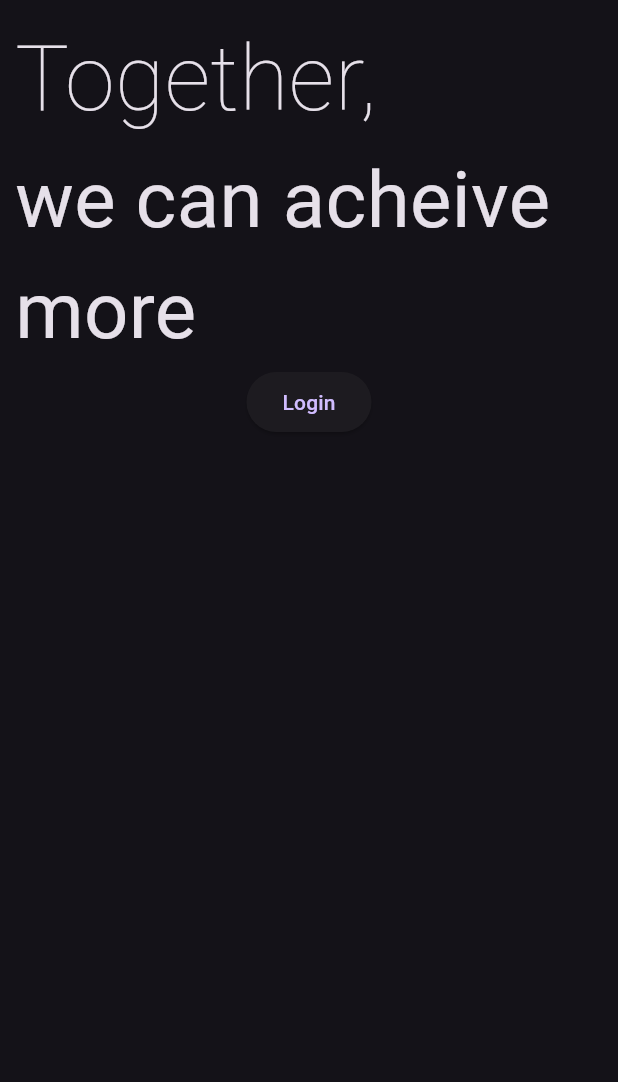
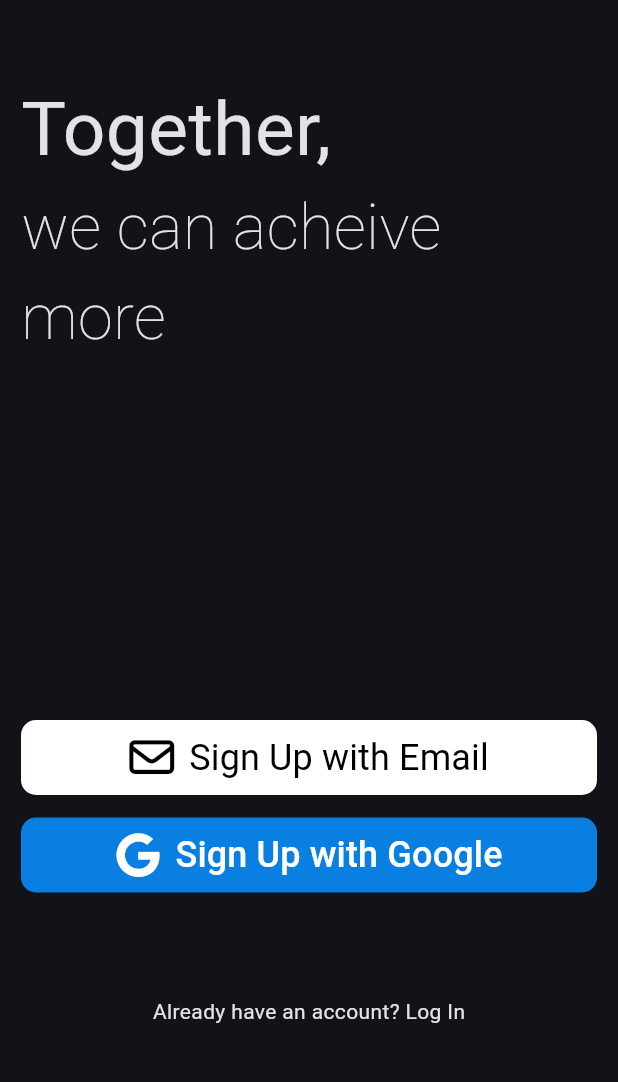
Before and after one commit to satyam044/Collabio-App, a Flutter app: the screen it shows after launch, on a phone screen of 412 x 824 dp, the part 135-1217 px from its top. Run offline on Flutter 3.47's test engine with Material 3 defaults, Android fonts, the phone set to English and light mode, and no system bars; our stand-ins replace font_awesome_flutter.

Commit message:
Auth Page UI

```diff
--- a/frontend/lib/pages/auth.dart
+++ b/frontend/lib/pages/auth.dart
@@ -1,4 +1,5 @@
 import 'package:flutter/material.dart';
+import 'package:font_awesome_flutter/font_awesome_flutter.dart';
 import 'package:frontend/widgets/Uihelper.dart';
 
 class AuthPage extends StatelessWidget {
@@ -9,37 +10,50 @@ class AuthPage extends StatelessWidget {
     return SafeArea(
       child: Scaffold(
         body: Padding(
-          padding: const EdgeInsets.symmetric(horizontal: 10, vertical: 50),
+          padding: const EdgeInsets.symmetric(horizontal: 14, vertical: 50),
           child: Column(
+            mainAxisAlignment: MainAxisAlignment.spaceBetween,
+            children: [
+              Column(
                 children: [
                   Row(
                     mainAxisAlignment: MainAxisAlignment.center,
                     children: [
                       Uihelper.customImg(img: 'logo.png', height: 40),
-                  SizedBox(width: 4,),
+                      SizedBox(width: 4),
                       Uihelper.customTxt(
                         text: 'Collabio',
                         fontWeight: FontWeight.bold,
                       ),
                     ],
                   ),
-              SizedBox(height: 10,),
+                  SizedBox(height: 50),
                   Column(
                     crossAxisAlignment: CrossAxisAlignment.start,
                     children: [
                       Uihelper.customTxt(
                         text: 'Together,',
-                    fontSize: 60,
-                    fontWeight: FontWeight.w100,
+                        fontSize: 50,
+                        fontWeight: FontWeight.w400,
                       ),
                       Uihelper.customTxt(
                         text: 'we can acheive more',
-                    fontSize: 52,
-                    fontWeight: FontWeight.w400,
+                        fontSize: 42,
+                        fontWeight: FontWeight.w200,
                       ),
                     ],
                   ),
-              ElevatedButton(onPressed: () {}, child: Text('Login')),
+                ],
+              ),
+              SizedBox(height: 100),
+              Column(
+                children: [
+                  customAuthBtn.emailBtn(),
+                  SizedBox(height: 15),
+                  customAuthBtn.googleBtn(),
+                ],
+              ),
+              Uihelper.customTxt(text: 'Already have an account? Log In'),
             ],
           ),
         ),
@@ -47,3 +61,50 @@ class AuthPage extends StatelessWidget {
     );
   }
 }
+
+class customAuthBtn {
+  static Widget emailBtn() {
+    return TextButton(
+      onPressed: () {},
+      style: TextButton.styleFrom(
+        backgroundColor: Colors.white,
+        shape: RoundedRectangleBorder(borderRadius: BorderRadius.circular(10)),
+      ),
+      child: Row(
+        mainAxisAlignment: MainAxisAlignment.center,
+        children: [
+          FaIcon(FontAwesomeIcons.envelope, color: Colors.black, size: 30),
+          SizedBox(width: 10),
+          Uihelper.customTxt(
+            text: 'Sign Up with Email',
+            fontSize: 24,
+            fontWeight: FontWeight.w400,
+            color: Colors.black,
+          ),
+        ],
+      ),
+    );
+  }
+
+  static Widget googleBtn() {
+    return TextButton(
+      onPressed: () {},
+      style: TextButton.styleFrom(
+        backgroundColor: const Color.fromARGB(255, 9, 128, 225),
+        shape: RoundedRectangleBorder(borderRadius: BorderRadius.circular(10)),
+      ),
+      child: Row(
+        mainAxisAlignment: MainAxisAlignment.center,
+        children: [
+          FaIcon(FontAwesomeIcons.google, color: Colors.white, size: 30),
+          SizedBox(width: 10),
+          Uihelper.customTxt(
+            text: 'Sign Up with Google',
+            fontSize: 24,
+            color: Colors.white,
+          ),
+        ],
+      ),
+    );
+  }
+}
--- a/frontend/lib/themes/themes.dart
+++ b/frontend/lib/themes/themes.dart
@@ -3,9 +3,11 @@ import 'package:flutter/material.dart';
 class MyThemes {
   static final ThemeData lightTheme = ThemeData(
     brightness: Brightness.light,
+    colorSchemeSeed: Colors.blueAccent,
   );
 
   static final ThemeData darkTheme = ThemeData(
     brightness: Brightness.dark,
+    colorSchemeSeed: Colors.blueAccent,
   );
 }
--- a/frontend/lib/widgets/Uihelper.dart
+++ b/frontend/lib/widgets/Uihelper.dart
@@ -33,7 +33,7 @@ class Uihelper {
     );
   }
 
-  static ThemeData theme (BuildContext context) {
+  static ThemeData theme(BuildContext context) {
     return Provider.of<ThemeProvider>(context).themeData;
   }
 }
--- a/frontend/pubspec.yaml
+++ b/frontend/pubspec.yaml
@@ -35,6 +35,8 @@ dependencies:
   # Use with the CupertinoIcons class for iOS style icons.
   cupertino_icons: ^1.0.8
   provider: ^6.1.5+1
+  google_sign_in: ^7.1.1
+  font_awesome_flutter: ^10.10.0
 
 dev_dependencies:
   flutter_test:
```
Also changed, not shown: frontend/pubspec.lock, 1 other file. Lines whose indentation alone changed are shown as unchanged.
